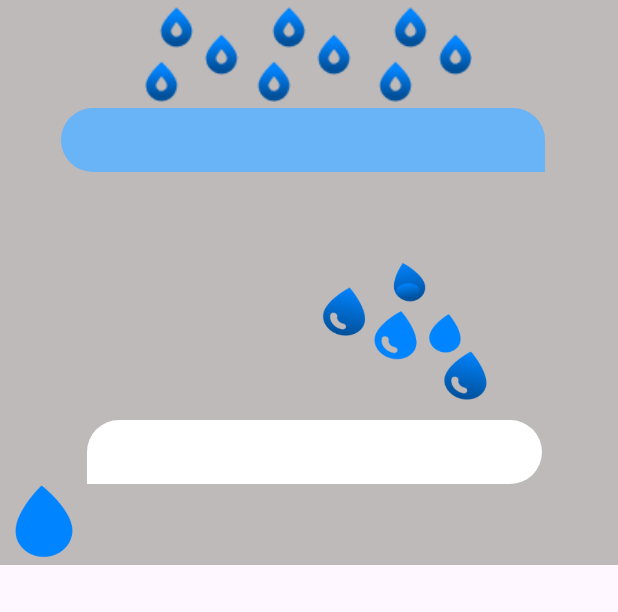
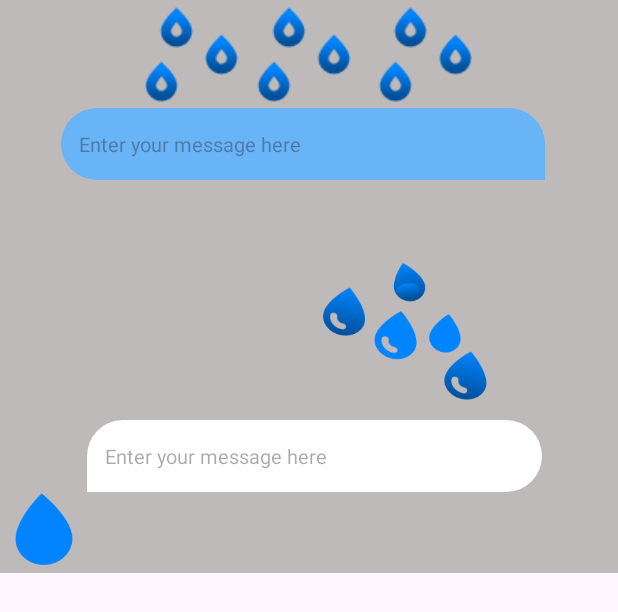
Before and after one commit to z0etz/SplashMessenger, an Android app: the layout item_waterdrop.xml on its own in the app's theme, with its tools: preview values and no code run, on a phone screen of 412 x 824 dp. Shown: the top 612 px of the screen. Run offline under Robolectric (Android 15) with nearby library versions, the phone set to English and light mode, and no system bars.

Commit message:
Added resources to avoid hardcoded code.

```diff
--- a/app/src/main/res/layout/activity_user_conversation.xml
+++ b/app/src/main/res/layout/activity_user_conversation.xml
@@ -35,8 +35,8 @@
         android:hint="@string/search"
         android:importantForAutofill="yes"
         android:inputType="text"
-        android:paddingStart="@dimen/small_padding"
-        android:paddingEnd="@dimen/small_padding"
+        android:paddingStart="@dimen/medium_padding"
+        android:paddingEnd="@dimen/medium_padding"
         android:textColor="@color/text_gray_dark"
         android:textStyle="bold"
         app:layout_constraintBottom_toBottomOf="@+id/bottomView"
--- a/app/src/main/res/layout/item_waterdrop.xml
+++ b/app/src/main/res/layout/item_waterdrop.xml
@@ -1,7 +1,6 @@
 <?xml version="1.0" encoding="utf-8"?>
 <androidx.constraintlayout.widget.ConstraintLayout xmlns:android="http://schemas.android.com/apk/res/android"
     xmlns:app="http://schemas.android.com/apk/res-auto"
-    xmlns:tools="http://schemas.android.com/tools"
     android:layout_width="match_parent"
     android:layout_height="wrap_content"
     android:padding="4dp"
@@ -13,7 +12,7 @@
         android:id="@+id/imageSentMessage"
         android:layout_width="wrap_content"
         android:layout_height="wrap_content"
-        android:contentDescription="@null"
+        android:contentDescription="@string/sent_message_image_description"
         android:src="@drawable/drope_sent_message"
         app:layout_constraintBottom_toTopOf="@+id/textMessageSent"
         app:layout_constraintEnd_toEndOf="parent"
@@ -22,17 +21,19 @@
         app:layout_constraintTop_toTopOf="parent"
         app:layout_constraintVertical_bias="0.138" />
 
-    <TextView
+    <EditText
         android:id="@+id/textMessageSent"
-        android:layout_width="0dp"
+        android:layout_width="@dimen/view_bottom_height_sign_up"
         android:layout_height="wrap_content"
-        android:layout_marginTop="68dp"
-        android:layout_marginEnd="8dp"
+        android:layout_marginTop="@dimen/medium_margin_top"
+        android:layout_marginEnd="@dimen/small_margin_end"
         android:background="@drawable/background_sent_message"
-        android:padding="12dp"
+        android:padding="@dimen/small_padding"
         android:textColor="@color/white"
-        android:textSize="13sp"
-        app:layout_constraintBottom_toTopOf="@+id/textDateTimeSent"
+        android:textSize="@dimen/medium_text_size"
+        android:hint="@string/enter_your_message_here"
+        android:minHeight="@dimen/button_search"
+    app:layout_constraintBottom_toTopOf="@+id/textDateTimeSent"
         app:layout_constraintEnd_toEndOf="parent"
         app:layout_constraintStart_toStartOf="parent"
         app:layout_constraintTop_toTopOf="parent"
@@ -40,11 +41,11 @@
 
     <TextView
         android:id="@+id/textDateTimeSent"
-        android:layout_width="0dp"
+        android:layout_width="@dimen/view_bottom_height_sign_up"
         android:layout_height="wrap_content"
-        android:layout_marginTop="4dp"
+        android:layout_marginTop="@dimen/extra_small_margin_top"
         android:textColor="@color/white"
-        android:textSize="10sp"
+        android:textSize="@dimen/small_text_size"
         app:layout_constraintEnd_toEndOf="parent"
         app:layout_constraintTop_toBottomOf="@+id/textMessageSent" />
 
@@ -52,8 +53,8 @@
 
     <ImageView
         android:id="@+id/imageProfile"
-        android:layout_width="50dp"
-        android:layout_height="50dp"
+        android:layout_width="@dimen/margin_large"
+        android:layout_height="@dimen/margin_large"
         android:src="@drawable/drope"
         android:contentDescription="@null"
         app:layout_constraintStart_toStartOf="parent"
@@ -72,27 +73,29 @@
         app:layout_constraintTop_toTopOf="parent"
         app:layout_constraintVertical_bias="0.941" />
 
-    <TextView
+    <EditText
         android:id="@+id/textMessageReceived"
-        android:layout_width="0dp"
+        android:layout_width="@dimen/view_bottom_height_sign_up"
         android:layout_height="wrap_content"
-        android:layout_marginStart="4dp"
-        android:layout_marginTop="276dp"
+        android:layout_marginStart="@dimen/extra_small_margin_top"
+        android:layout_marginTop="@dimen/extra_large_margin_top"
         android:background="@drawable/background_received_message"
-        android:padding="12dp"
+        android:padding="@dimen/small_padding"
         android:textColor="@color/white"
-        android:textSize="13sp"
+        android:textSize="@dimen/medium_text_size"
+        android:hint="@string/enter_your_message_here"
+        android:minHeight="@dimen/button_search"
         app:layout_constraintStart_toEndOf="@+id/imageProfile"
         app:layout_constraintTop_toTopOf="parent"
         app:layout_constraintWidth_percent="0.75" />
 
     <TextView
         android:id="@+id/textDateTimeReceived"
-        android:layout_width="0dp"
+        android:layout_width="@dimen/view_bottom_height_sign_up"
         android:layout_height="wrap_content"
-        android:layout_marginTop="4dp"
+        android:layout_marginTop="@dimen/extra_small_margin_top"
         android:textColor="@color/white"
-        android:textSize="10sp"
+        android:textSize="@dimen/small_text_size"
         app:layout_constraintEnd_toEndOf="parent"
         app:layout_constraintTop_toBottomOf="@+id/textMessageReceived" />
 
--- a/app/src/main/res/values/dimens.xml
+++ b/app/src/main/res/values/dimens.xml
@@ -17,7 +17,7 @@
     <dimen name="margin_large">50dp</dimen>
     <dimen name="divider_message_height">200dp</dimen>
     <dimen name="button_search">48dp</dimen>
-    <dimen name="small_padding">16dp</dimen>
+    <dimen name="medium_padding">16dp</dimen>
     <dimen name="edit_search_width">336dp</dimen>
     <dimen name="small_image_width">180dp</dimen>
     <dimen name="small_image_height">146dp</dimen>
@@ -26,4 +26,11 @@
     <dimen name="activity_horizontal_margin">16dp</dimen>
     <dimen name="activity_vertical_margin">16dp</dimen>
     <dimen name="fab_margin">16dp</dimen>
+    <dimen name="medium_margin_top">68dp</dimen>
+    <dimen name="small_margin_end">8dp</dimen>
+    <dimen name="small_padding">12dp</dimen>
+    <dimen name="small_text_size">10sp</dimen>
+    <dimen name="medium_text_size">13sp</dimen>
+    <dimen name="extra_small_margin_top">4dp</dimen>
+    <dimen name="extra_large_margin_top">276dp</dimen>
 </resources>
--- a/app/src/main/res/values/strings.xml
+++ b/app/src/main/res/values/strings.xml
@@ -23,6 +23,9 @@
     <string name="second_fragment_label">Second Fragment</string>
     <string name="next">Next</string>
     <string name="previous">Previous</string>
+    <string name="sent_message_image_description">Small raindrops image</string>
+    <string name="received_message_image_description">Large raindrops image</string>
+
 
     <string name="lorem_ipsum">
         Lorem ipsum dolor sit amet, consectetur adipiscing elit. Nam in scelerisque sem. Mauris
@@ -77,5 +80,6 @@
     <string name="no_message">No Message, Yet</string>
     <string name="no_user_logged_in">no user logged in</string>
     <string name="sign_out">Sign out</string>
+    <string name="enter_your_message_here">Enter your message here</string>
 
 </resources>
```
